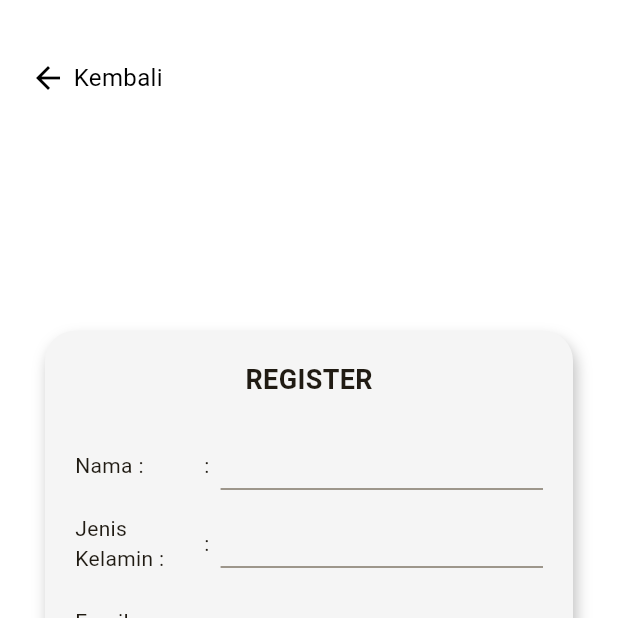
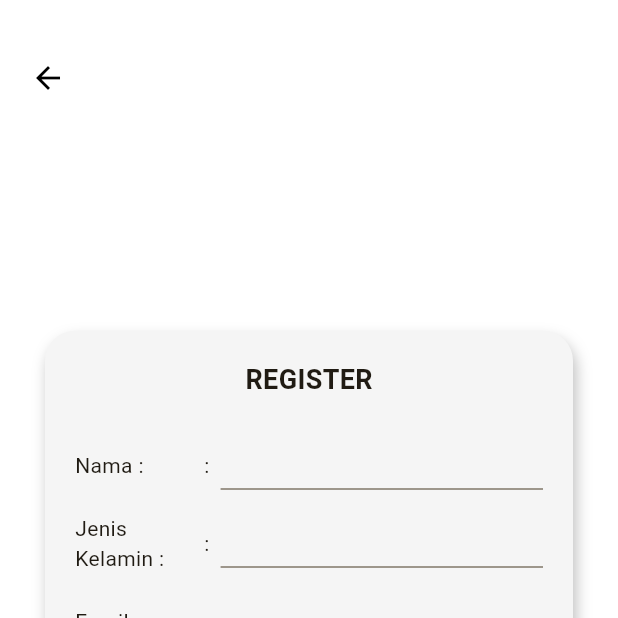
Before and after one commit to Asmaranr/catatan_dartsquad, a Flutter app: the Register screen opened directly, on a phone screen of 412 x 824 dp, the top half of it. Run offline on Flutter 3.47's test engine with Material 3 defaults, Android fonts, the phone set to English and light mode, and no system bars; our stand-ins replace get, get_storage, image_picker; accounts and stored records are empty.

Commit message:
perbaikan registrasi lagii

```diff
--- a/lib/Login.dart
+++ b/lib/Login.dart
@@ -46,7 +46,7 @@ class _LoginState extends State<Login> {
           actions: [
             TextButton(
               onPressed: () {
-                Navigator.of(context).pop(); // Tutup dialog
+                Navigator.of(context).pop();
                 box.write('sudah_login', true);
                 Navigator.pushReplacement(
                   context,
--- a/lib/Register.dart
+++ b/lib/Register.dart
@@ -68,28 +68,16 @@ class _RegisterState extends State<Register> {
       backgroundColor: Colors.white,
       body: Stack(
         children: [
-          // Tombol kembali di pojok kiri atas
           Positioned(
             top: 40,
             left: 20,
             child: GestureDetector(
               onTap: () {
-                Navigator.of(context).pop(); // Kembali ke login
+                Navigator.of(context).pop();
               },
-              child: Row(
-                children: const [
-                  Icon(Icons.arrow_back, color: Colors.black),
-                  SizedBox(width: 5),
-                  Text(
-                    "Kembali",
-                    style: TextStyle(fontSize: 16, color: Colors.black),
-                  ),
-                ],
-              ),
+              child: const Icon(Icons.arrow_back, color: Colors.black),
             ),
           ),
-
-          // Formulir di tengah
           Center(
             child: SingleChildScrollView(
               child: Container(
```
